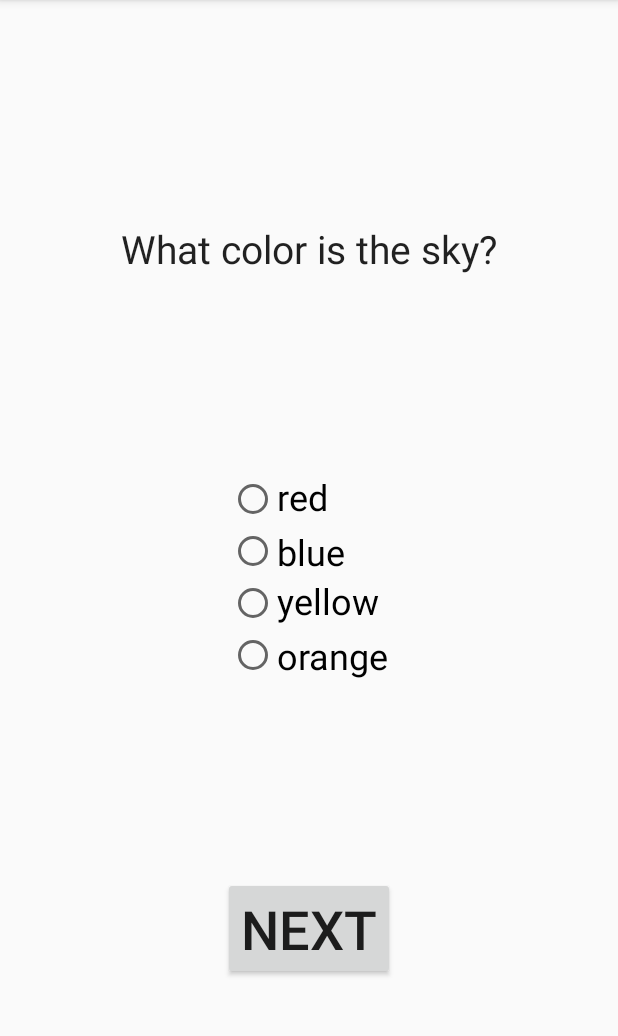
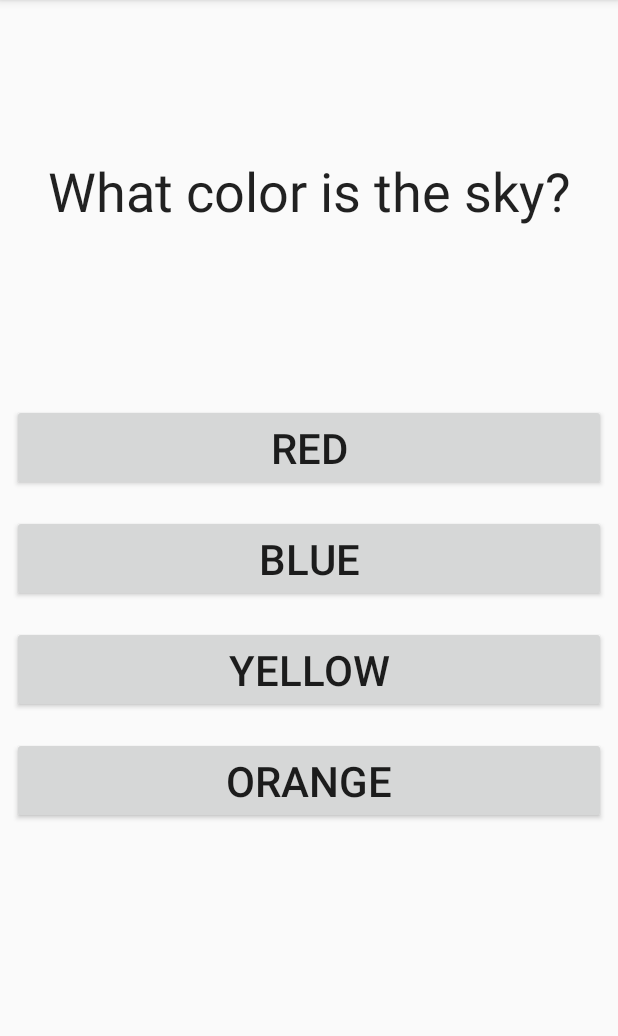
Before and after one commit to joshua-friede/trivia-app, an Android app: the MultipleChoiceActivity screen opened directly, with no data from a screen before it, on a phone screen of 412 x 824 dp, the part 84-1120 px from its top. Run offline under Robolectric (Android 15) with nearby library versions, the phone set to English and light mode, and no system bars.

Commit message:
use buttons rather than radiobuttons

```diff
--- a/Trivia/app/src/main/res/layout/activity_multiple_choice.xml
+++ b/Trivia/app/src/main/res/layout/activity_multiple_choice.xml
@@ -6,88 +6,87 @@
     android:layout_height="match_parent"
     tools:context=".view.MultipleChoiceActivity">
 
-    <RadioGroup
-        android:id="@+id/mc_radio_group"
-        android:layout_width="wrap_content"
-        android:layout_height="wrap_content"
-        app:layout_constraintBottom_toBottomOf="parent"
-        app:layout_constraintEnd_toEndOf="parent"
-        app:layout_constraintHorizontal_bias="0.5"
-        app:layout_constraintStart_toStartOf="parent"
-        app:layout_constraintTop_toTopOf="parent">
-
-        <RadioButton
-            android:id="@+id/option_a"
-            android:layout_width="wrap_content"
-            android:layout_height="wrap_content"
-            android:layout_weight="1"
-            android:paddingBottom="4dp"
-            android:text="sample answer choice that will be overwritten"
-            android:textAlignment="viewStart"
-            android:textAppearance="@android:style/TextAppearance.Material.Medium"
-            android:textSize="24sp" />
-
-        <RadioButton
-            android:id="@+id/option_b"
-            android:layout_width="wrap_content"
-            android:layout_height="wrap_content"
-            android:layout_weight="1"
-            android:text="sample answer choice that will be overwritten"
-            android:textAlignment="viewStart"
-            android:textAppearance="@android:style/TextAppearance.Material.Medium"
-            android:textSize="24sp"
-            tools:paddingBottom="4dp" />
-
-        <RadioButton
-            android:id="@+id/option_c"
-            android:layout_width="wrap_content"
-            android:layout_height="wrap_content"
-            android:layout_weight="1"
-            android:paddingBottom="4dp"
-            android:text="sample answer choice that will be overwritten"
-            android:textAppearance="@android:style/TextAppearance.Material.Medium"
-            android:textSize="24sp" />
-
-        <RadioButton
-            android:id="@+id/option_d"
-            android:layout_width="wrap_content"
-            android:layout_height="wrap_content"
-            android:layout_weight="1"
-            android:text="sample answer choice that will be overwritten"
-            android:textAppearance="@android:style/TextAppearance.Material.Medium"
-            android:textSize="24sp" />
-    </RadioGroup>
-
     <TextView
         android:id="@+id/question_text"
         android:layout_width="0dp"
         android:layout_height="wrap_content"
-        android:layout_marginEnd="24dp"
-        android:layout_marginStart="24dp"
-        android:layout_marginTop="16dp"
-        android:text="@string/mc_question"
+        android:layout_marginEnd="8dp"
+        android:layout_marginStart="8dp"
+        android:text="This is a placeholder for a multiple choice question"
         android:textAlignment="center"
         android:textAppearance="@android:style/TextAppearance.Material.Large"
-        android:textSize="26sp"
-        app:layout_constraintBottom_toTopOf="@+id/mc_radio_group"
+        android:textSize="36sp"
+        app:layout_constraintBottom_toTopOf="@+id/guideline"
         app:layout_constraintEnd_toEndOf="parent"
-        app:layout_constraintHorizontal_bias="0.5"
+        app:layout_constraintHorizontal_bias="0.0"
         app:layout_constraintStart_toStartOf="parent"
         app:layout_constraintTop_toTopOf="parent" />
 
-    <Button
-        android:id="@+id/button3"
+    <android.support.constraint.Guideline
+        android:id="@+id/guideline"
         android:layout_width="wrap_content"
         android:layout_height="wrap_content"
-        android:layout_marginBottom="16dp"
-        android:layout_marginTop="32dp"
+        android:orientation="horizontal"
+        app:layout_constraintGuide_percent="0.33" />
+
+    <Button
+        android:id="@+id/option_a"
+        android:layout_width="0dp"
+        android:layout_height="wrap_content"
+        android:layout_marginEnd="8dp"
+        android:layout_marginStart="8dp"
+        android:layout_marginTop="16dp"
         android:onClick="next"
-        android:text="@string/next"
-        android:textSize="36sp"
-        app:layout_constraintBottom_toBottomOf="parent"
+        android:text="A"
+        android:textSize="28sp"
         app:layout_constraintEnd_toEndOf="parent"
-        app:layout_constraintHorizontal_bias="0.5"
+        app:layout_constraintHorizontal_bias="0.0"
         app:layout_constraintStart_toStartOf="parent"
-        app:layout_constraintTop_toBottomOf="@+id/mc_radio_group" />
+        app:layout_constraintTop_toTopOf="@+id/guideline" />
+
+    <Button
+        android:id="@+id/option_b"
+        android:layout_width="0dp"
+        android:layout_height="wrap_content"
+        android:layout_marginEnd="8dp"
+        android:layout_marginStart="8dp"
+        android:layout_marginTop="16dp"
+        android:onClick="next"
+        android:text="B"
+        android:textSize="28sp"
+        app:layout_constraintEnd_toEndOf="parent"
+        app:layout_constraintHorizontal_bias="0.0"
+        app:layout_constraintStart_toStartOf="parent"
+        app:layout_constraintTop_toBottomOf="@+id/option_a" />
+
+    <Button
+        android:id="@+id/option_c"
+        android:layout_width="0dp"
+        android:layout_height="wrap_content"
+        android:layout_marginEnd="8dp"
+        android:layout_marginStart="8dp"
+        android:layout_marginTop="16dp"
+        android:onClick="next"
+        android:text="C"
+        android:textSize="28sp"
+        app:layout_constraintEnd_toEndOf="parent"
+        app:layout_constraintHorizontal_bias="0.0"
+        app:layout_constraintStart_toStartOf="parent"
+        app:layout_constraintTop_toBottomOf="@+id/option_b" />
+
+    <Button
+        android:id="@+id/option_d"
+        android:layout_width="0dp"
+        android:layout_height="wrap_content"
+        android:layout_marginEnd="8dp"
+        android:layout_marginStart="8dp"
+        android:layout_marginTop="16dp"
+        android:onClick="next"
+        android:text="D"
+        android:textSize="28sp"
+        app:layout_constraintEnd_toEndOf="parent"
+        app:layout_constraintHorizontal_bias="0.0"
+        app:layout_constraintStart_toStartOf="parent"
+        app:layout_constraintTop_toBottomOf="@+id/option_c" />
 
 </android.support.constraint.ConstraintLayout>
```
Also changed, not shown: Trivia/app/src/main/res/layout/activity_finished.xml (+8 -4 lines), Trivia/app/src/main/res/layout/activity_true_false.xml (+36 -41 lines), Trivia/app/src/main/res/layout/content_main.xml (+19 -20 lines).
